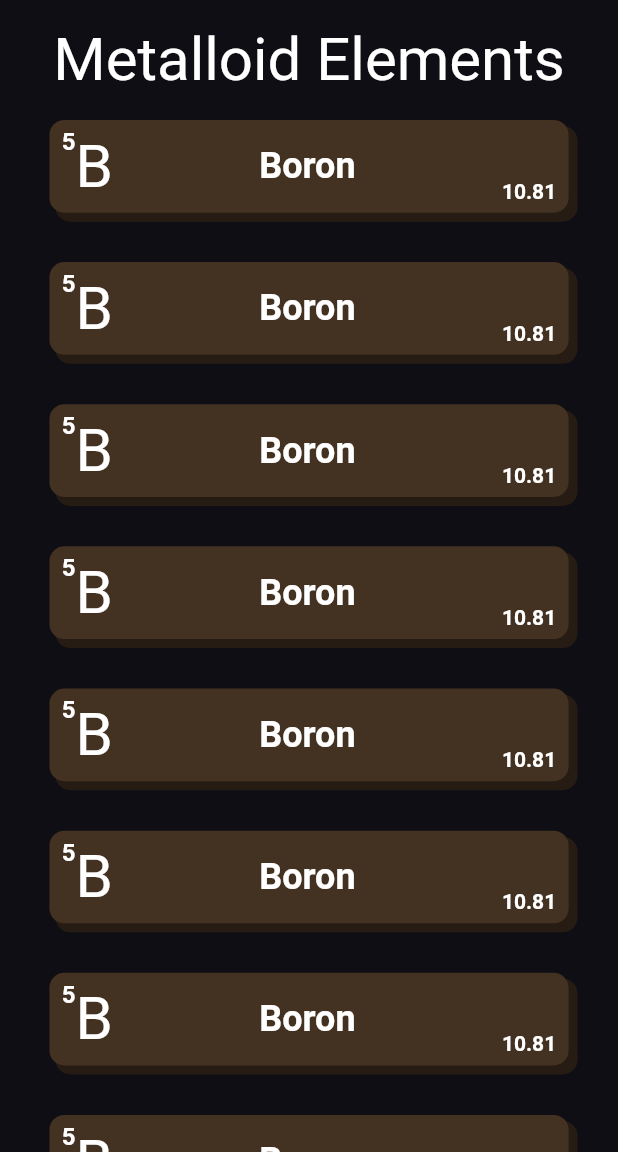
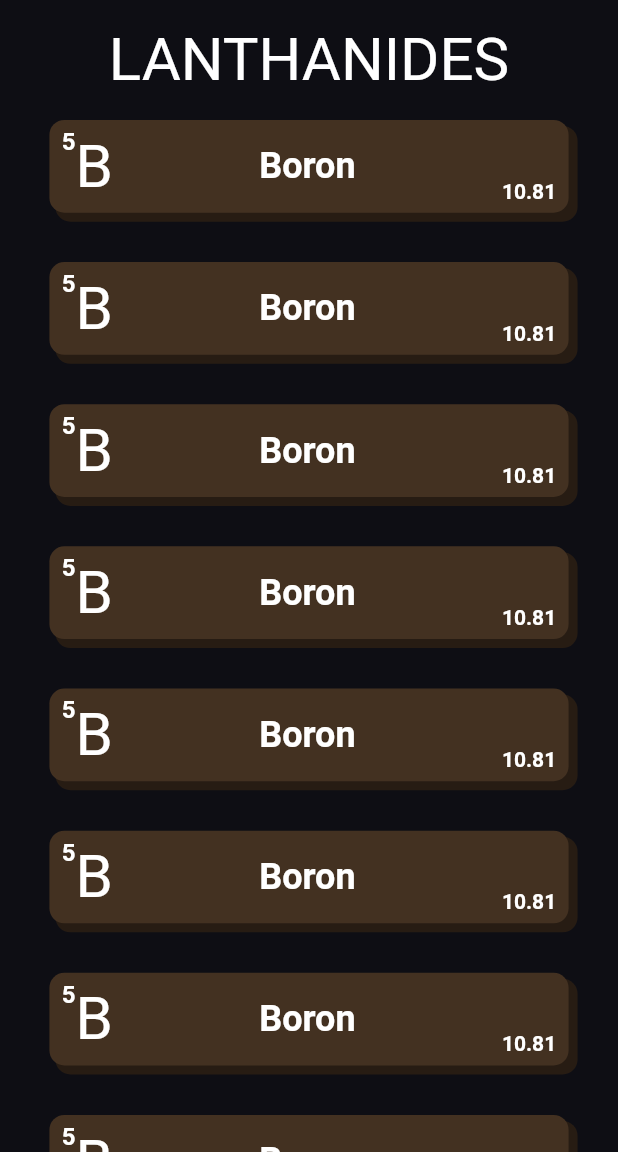
Before and after one commit to furkanagess/periodic_table_app, a Flutter app: the LanthanidesPageView screen opened directly, on a phone screen of 412 x 824 dp, the part 84-1236 px from its top. Run offline on Flutter 3.47's test engine with Material 2 defaults, Android fonts, the phone set to English and light mode, and no system bars; our stand-ins replace mobx; generated files the repository leaves out were written again.

Commit message:
app Strings updated

```diff
--- a/lib/feature/metalloids/view/metalloids_view.dart
+++ b/lib/feature/metalloids/view/metalloids_view.dart
@@ -88,7 +88,7 @@ class MetalloidsPageView extends StatelessWidget {
   Center headerText(BuildContext context) {
     return Center(
       child: Text(
-        AppStrings().metalloidsElements,
+        AppStrings().metalloids,
         style: context.textTheme.headlineLarge?.copyWith(
           color: AppColors().white,
         ),
--- a/lib/feature/metals/subMetals/actinides/view/actinides_view.dart
+++ b/lib/feature/metals/subMetals/actinides/view/actinides_view.dart
@@ -87,7 +87,7 @@ class ActinidesPageView extends StatelessWidget {
   Center headerText(BuildContext context) {
     return Center(
       child: Text(
-        AppStrings().metalloidsElements,
+        AppStrings().actinides,
         style: context.textTheme.headlineLarge?.copyWith(
           color: AppColors().white,
         ),
--- a/lib/feature/metals/subMetals/alkali/view/alkaline_view.dart
+++ b/lib/feature/metals/subMetals/alkali/view/alkaline_view.dart
@@ -87,7 +87,7 @@ class AlkinePageView extends StatelessWidget {
   Center headerText(BuildContext context) {
     return Center(
       child: Text(
-        AppStrings().metalloidsElements,
+        AppStrings().alkali,
         style: context.textTheme.headlineLarge?.copyWith(
           color: AppColors().white,
         ),
--- a/lib/feature/metals/subMetals/alkalineEarth/view/earth_alkaline_view.dart
+++ b/lib/feature/metals/subMetals/alkalineEarth/view/earth_alkaline_view.dart
@@ -87,7 +87,7 @@ class EarthAlkinePageView extends StatelessWidget {
   Center headerText(BuildContext context) {
     return Center(
       child: Text(
-        AppStrings().metalloidsElements,
+        AppStrings().alkaliEarth,
         style: context.textTheme.headlineLarge?.copyWith(
           color: AppColors().white,
         ),
--- a/lib/feature/metals/subMetals/lanthandes/view/lanthanides_view.dart
+++ b/lib/feature/metals/subMetals/lanthandes/view/lanthanides_view.dart
@@ -87,7 +87,7 @@ class LanthanidesPageView extends StatelessWidget {
   Center headerText(BuildContext context) {
     return Center(
       child: Text(
-        AppStrings().metalloidsElements,
+        AppStrings().lanthanides,
         style: context.textTheme.headlineLarge?.copyWith(
           color: AppColors().white,
         ),
--- a/lib/feature/metals/subMetals/postTransition/view/post_transtion_view.dart
+++ b/lib/feature/metals/subMetals/postTransition/view/post_transtion_view.dart
@@ -88,7 +88,7 @@ class PostTransitionPageView extends StatelessWidget {
   Center headerText(BuildContext context) {
     return Center(
       child: Text(
-        AppStrings().metalloidsElements,
+        AppStrings().postTransition,
         style: context.textTheme.headlineLarge?.copyWith(
           color: AppColors().white,
         ),
--- a/lib/feature/metals/subMetals/transition/view/transition_view.dart
+++ b/lib/feature/metals/subMetals/transition/view/transition_view.dart
@@ -87,7 +87,7 @@ class TransitionPageView extends StatelessWidget {
   Center headerText(BuildContext context) {
     return Center(
       child: Text(
-        AppStrings().metalloidsElements,
+        AppStrings().transition,
         style: context.textTheme.headlineLarge?.copyWith(
           color: AppColors().white,
         ),
--- a/lib/feature/metals/view/metal_view.dart
+++ b/lib/feature/metals/view/metal_view.dart
@@ -59,7 +59,7 @@ class MetalPageView extends StatelessWidget {
           },
           shadowColor: AppColors().darkBrown,
           color: AppColors().brown,
-          title: AppStrings().lanthanites,
+          title: AppStrings().lanthanides,
         ),
         ElementGroupContainer(
           onTap: () {
--- a/lib/feature/other/view/other_view.dart
+++ b/lib/feature/other/view/other_view.dart
@@ -87,7 +87,7 @@ class OtherElementsPageView extends StatelessWidget {
   Center headerText(BuildContext context) {
     return Center(
       child: Text(
-        AppStrings().other,
+        AppStrings().others,
         style: context.textTheme.headlineLarge?.copyWith(
           color: AppColors().white,
         ),
--- a/lib/product/constants/strings_constant.dart
+++ b/lib/product/constants/strings_constant.dart
@@ -9,14 +9,21 @@ class AppStrings {
   String get alkali => "ALKALI";
   String get alkaliEarth => "ALKALINE EARTH";
   String get transition => "TRANSITION";
-  String get postTransition => "POST TRANSİTİON";
-  String get lanthanites => "LANTHANIDES";
+  String get postTransition => "POST TRANSITION";
+  String get lanthanides => "LANTHANIDES";
   String get actinides => "ACTINIDES";
   String get metalGroup => "METAL GROUP";
   String get nobleGas => "NOBLE GASES";
   String get reactive => "REACTIVE NONMETAL";
   String get nonMetalGroup => "NON-METAL GROUP";
-  String get other => "OTHER ELEMENTS";
-  String get metalloidsElements => "Metalloid Elements";
-  String get nonMetalElements => "Non-metal Elements";
+
+  // elements
+  // String get metalloidsElements => "Metalloid Elements";
+  // String get nonMetalElements => "Non-metal Elements";
+  // String get alkaliElements => "Alkaline Elements";
+  // String get alkalineEarthElements => "Alkaline Earth Elements";
+  // String get transitionElements => "Transition Elements";
+  // String get postTransitionElements => "Post Transition Elements";
+  // String get nobleGasElements => "Noble Gas Elements";
+  // String get reactiveNonMetalElements => "Reactive Non-metal Elements";
 }
```
Also changed, not shown: lib/feature/nonMetal/view/non_metal_view.dart (+21 -5 lines).
